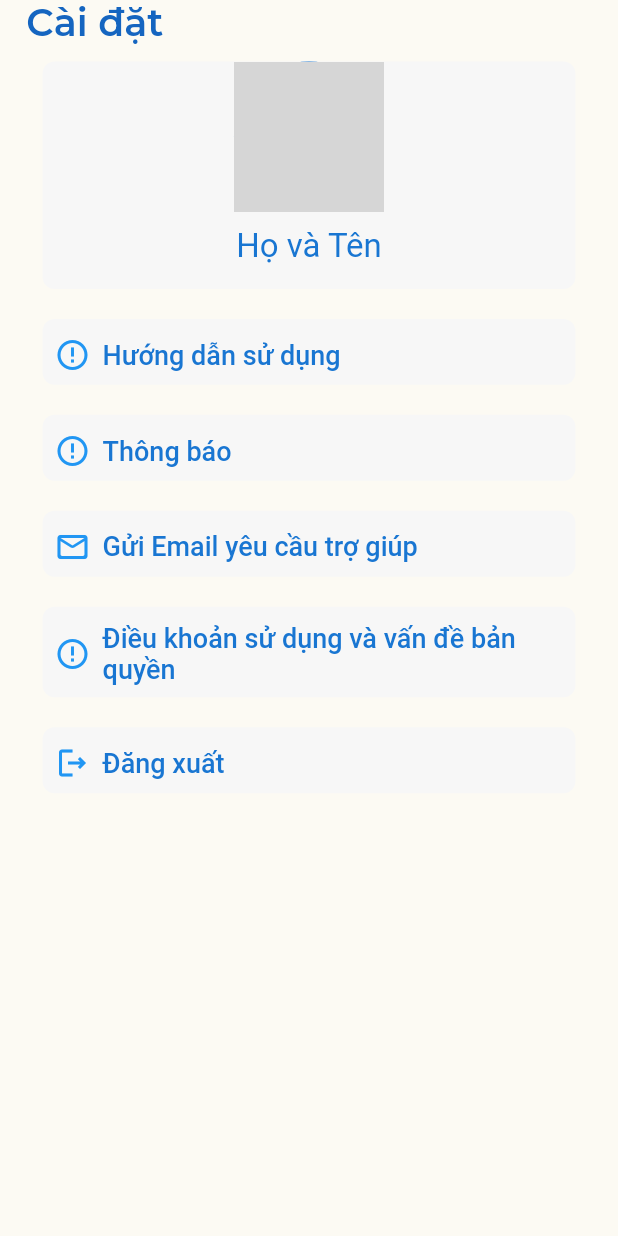
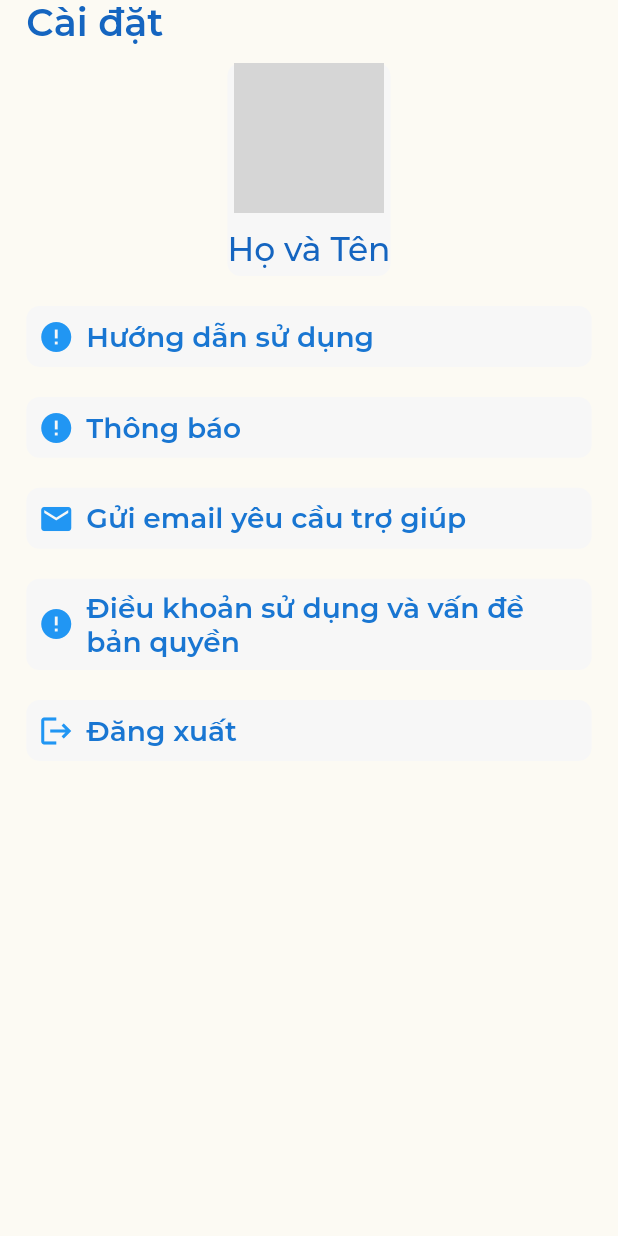
Before and after one commit to nguyendangvu221/library_management_system, a Flutter app: the UserScreen screen opened by its route, on a phone screen of 412 x 824 dp. Run offline on Flutter 3.47's test engine with Material 2 defaults, Android fonts, the phone set to English and light mode, and no system bars; our stand-ins replace firebase_core, flutter_screenutil, get, get_it, hive, hive_flutter and 3 more; missing offline and left inert: dart:ffi; accounts and stored records are empty; network calls fail; grey boxes are pictures that could not be loaded.

Commit message:
update user screen

```diff
--- a/lib/presentation/journey/splash/splash_controller.dart
+++ b/lib/presentation/journey/splash/splash_controller.dart
@@ -6,7 +6,7 @@ class SplashController extends GetxController {
   void onReady() {
     super.onReady();
     Future.delayed(const Duration(seconds: 1)).then((value) {
-      Get.offAllNamed(AppRoutes.user);
+      Get.offAllNamed(AppRoutes.main);
     });
   }
 }
--- a/lib/presentation/journey/user/user_screen.dart
+++ b/lib/presentation/journey/user/user_screen.dart
@@ -18,155 +18,109 @@ class UserScreen extends GetView<UserController> {
           right: 16.sp,
           top: Get.mediaQuery.padding.top,
         ),
-        child: ListView(
+        child: Column(
+          crossAxisAlignment: CrossAxisAlignment.start,
           children: [
             Text(
               "Cài đặt",
               style: ThemeText.heading2.blue800,
             ),
-
             Column(
               children: [
                 SizedBox(
-                  height: 10,
+                  height: 10.sp,
                 ),
                 Container(
-                    width: 350.h,
-                    height: 138.w,
+                    height: 140.h,
                     decoration: BoxDecoration(
-                      borderRadius: BorderRadius.all(Radius.circular(8)),
+                      borderRadius: BorderRadius.all(Radius.circular(8.sp)),
                       color: AppColors.grey1,
                     ),
                     child: Column(
                       children: [
-                        CircleAvatar(
+                        const CircleAvatar(
                           radius: 50,
                           backgroundImage: NetworkImage(
                               "https://s3.o7planning.com/images/boy-128.png"),
                         ),
-                        const SizedBox(
-                          height: 10,
+                        SizedBox(
+                          height: 10.sp,
                         ),
-                        Text(
-                          "Họ và Tên",
-                          style: TextStyle(
-                            fontSize: 22,
-                            color: AppColors.blue700,
-                          ),
-                        ),
+                        Text("Họ và Tên",
+                            style: ThemeText.bodyMedium.s20.blue800),
                       ],
                     )),
                 const SizedBox(
                   height: 20,
                 ),
-                Container(
-                  decoration: BoxDecoration(
-                    borderRadius: BorderRadius.all(Radius.circular(8)),
-                    color: AppColors.grey1,
-                  ),
-                  width: 350.h,
-                  height: 40.w,
-                  child: TextButton.icon(
-                    style: ButtonStyle(alignment: Alignment.bottomLeft),
-                    icon: const Icon(Icons.error_outline),
-                    label: const Text(
-                      'Hướng dẫn sử dụng',
-                      style: TextStyle(color: AppColors.blue700, fontSize: 18),
-                      textAlign: TextAlign.left,
-                    ),
-                    onPressed: () {},
-                  ),
+                buttonOfSetting(
+                  40.h,
+                  "Hướng dẫn sử dụng",
+                  () => null,
+                  const Icon(Icons.error),
                 ),
                 const SizedBox(
                   height: 20,
                 ),
-                Container(
-                  decoration: BoxDecoration(
-                    borderRadius: BorderRadius.all(Radius.circular(8)),
-                    color: AppColors.grey1,
-                  ),
-                  width: 350.h,
-                  height: 40.w,
-                  child: TextButton.icon(
-                    style: ButtonStyle(alignment: Alignment.bottomLeft),
-                    icon: const Icon(Icons.error_outline),
-                    label: const Text(
-                      'Thông báo',
-                      style: TextStyle(color: AppColors.blue700, fontSize: 18),
-                      textAlign: TextAlign.left,
-                    ),
-                    onPressed: () {},
-                  ),
+                buttonOfSetting(
+                  40.h,
+                  "Thông báo",
+                  () => null,
+                  const Icon(Icons.error),
                 ),
                 const SizedBox(
                   height: 20,
                 ),
-                Container(
-                  decoration: BoxDecoration(
-                    borderRadius: BorderRadius.all(Radius.circular(8)),
-                    color: AppColors.grey1,
-                  ),
-                  width: 350.h,
-                  height: 40.w,
-                  child: TextButton.icon(
-                    style: ButtonStyle(alignment: Alignment.bottomLeft),
-                    icon: const Icon(Icons.mail_outline_rounded),
-                    label: const Text(
-                      'Gửi Email yêu cầu trợ giúp',
-                      style: TextStyle(color: AppColors.blue700, fontSize: 18),
-                      textAlign: TextAlign.left,
-                    ),
-                    onPressed: () {},
-                  ),
+                buttonOfSetting(
+                  40.h,
+                  "Gửi email yêu cầu trợ giúp",
+                  () => null,
+                  const Icon(Icons.email),
                 ),
                 const SizedBox(
                   height: 20,
                 ),
-                Container(
-                  decoration: BoxDecoration(
-                    borderRadius: BorderRadius.all(Radius.circular(8)),
-                    color: AppColors.grey1,
-                  ),
-                  width: 350.h,
-                  height: 55.w,
-                  child: TextButton.icon(
-                    style: ButtonStyle(alignment: Alignment.bottomLeft),
-                    icon: const Icon(Icons.error_outline),
-                    label: const Text(
-                      'Điều khoản sử dụng và vấn đề bản quyền',
-                      style: TextStyle(color: AppColors.blue700, fontSize: 18),
-                      textAlign: TextAlign.left,
-                    ),
-                    onPressed: () {},
-                  ),
-                ),
+                buttonOfSetting(
+                    60.h,
+                    "Điều khoản sử dụng và vấn đề bản quyền",
+                    () => null,
+                    const Icon(Icons.error)),
                 const SizedBox(
                   height: 20,
                 ),
-                Container(
-                  decoration: BoxDecoration(
-                    borderRadius: BorderRadius.all(Radius.circular(8)),
-                    color: AppColors.grey1,
-                  ),
-                  width: 350.h,
-                  height: 40.w,
-                  child: TextButton.icon(
-                    style: ButtonStyle(alignment: Alignment.bottomLeft),
-                    icon: const Icon(Icons.logout_outlined),
-                    label: const Text(
-                      ///fffff
-                      'Đăng xuất',
-                      style: TextStyle(color: AppColors.blue700, fontSize: 18),
-                      textAlign: TextAlign.left,
-                    ),
-                    onPressed: () {},
-                  ),
-                )
+                buttonOfSetting(
+                  40.h,
+                  "Đăng xuất",
+                  () => null,
+                  const Icon(Icons.logout),
+                ),
               ],
             )
           ],
+        ),
       ),
-    ),
+    );
+  }
+
+  Widget buttonOfSetting(
+      double height, String? label, Function()? onPress, Icon icon) {
+    return Container(
+      decoration: BoxDecoration(
+        borderRadius: BorderRadius.all(Radius.circular(8.sp)),
+        color: AppColors.grey1,
+      ),
+      width: double.infinity,
+      height: height,
+      child: TextButton.icon(
+        style: const ButtonStyle(alignment: Alignment.bottomLeft),
+        icon: icon,
+        label: Text(
+          label ?? "",
+          style: ThemeText.bodySemibold.s17.blue700,
+          textAlign: TextAlign.left,
+        ),
+        onPressed: onPress,
+      ),
     );
   }
 }
```
